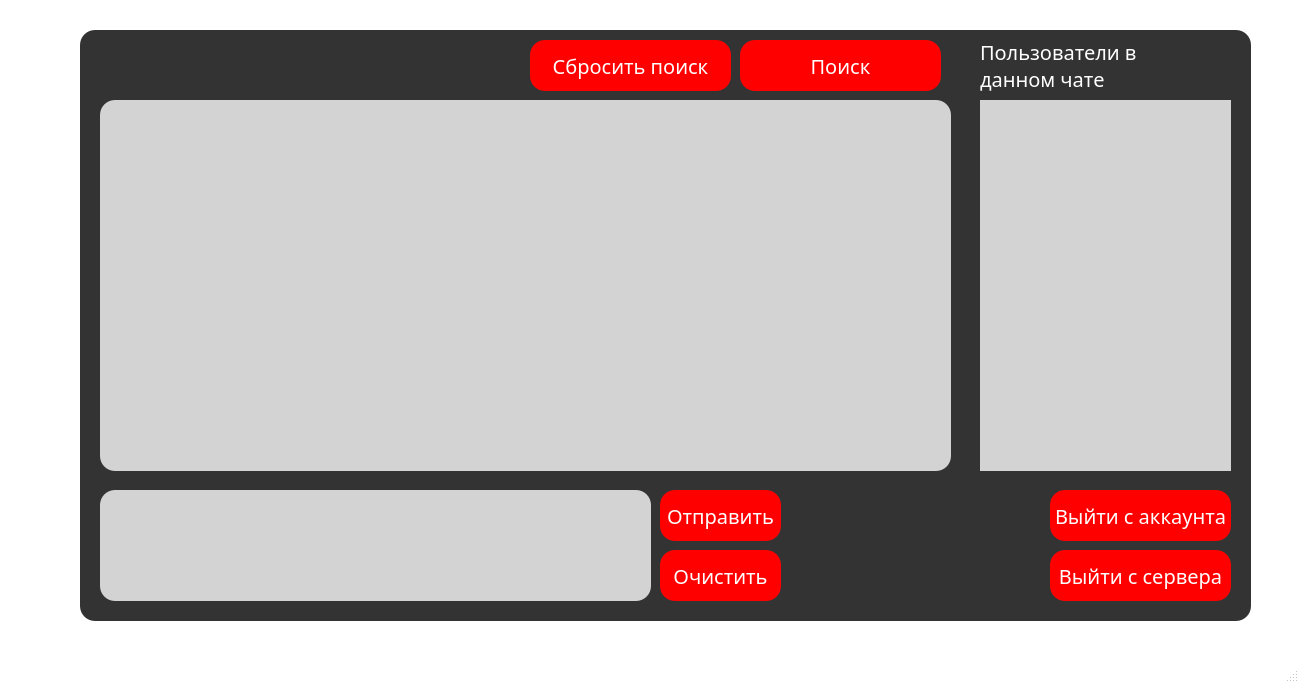
Above: Main.ui from ChazGrant/Messenger before the change. Below: the same form after it.
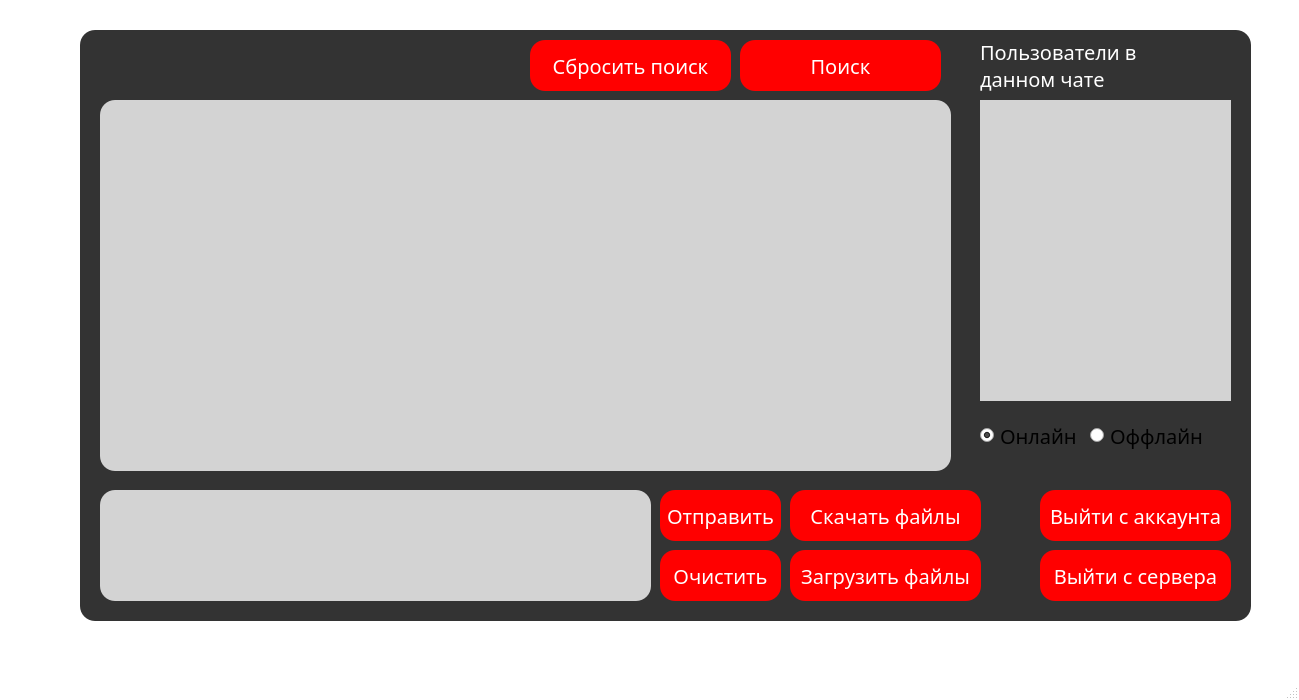
That is the form after the change. Icons and pictures are not drawn.

The edit to the form file:
```diff
--- a/Main.ui
+++ b/Main.ui
@@ -7,7 +7,7 @@
     <x>0</x>
     <y>0</y>
     <width>1299</width>
-    <height>683</height>
+    <height>700</height>
    </rect>
   </property>
   <property name="windowTitle">
@@ -155,9 +155,9 @@
     <widget class="QPushButton" name="exitAccountButton">
      <property name="geometry">
       <rect>
-       <x>970</x>
+       <x>960</x>
        <y>460</y>
-       <width>181</width>
+       <width>191</width>
        <height>51</height>
       </rect>
      </property>
@@ -168,9 +168,9 @@
     <widget class="QPushButton" name="disconnectButton">
      <property name="geometry">
       <rect>
-       <x>970</x>
+       <x>960</x>
        <y>520</y>
-       <width>181</width>
+       <width>191</width>
        <height>51</height>
       </rect>
      </property>
@@ -197,7 +197,7 @@
        <x>900</x>
        <y>70</y>
        <width>251</width>
-       <height>371</height>
+       <height>301</height>
       </rect>
      </property>
      <property name="autoFillBackground">
@@ -215,7 +215,7 @@
         <x>0</x>
         <y>0</y>
         <width>251</width>
-        <height>371</height>
+        <height>301</height>
        </rect>
       </property>
      </widget>
@@ -269,6 +269,61 @@
       <string>Сбросить поиск</string>
      </property>
     </widget>
+    <widget class="QRadioButton" name="isOnline">
+     <property name="geometry">
+      <rect>
+       <x>900</x>
+       <y>390</y>
+       <width>111</width>
+       <height>31</height>
+      </rect>
+     </property>
+     <property name="text">
+      <string>Онлайн</string>
+     </property>
+     <property name="checked">
+      <bool>true</bool>
+     </property>
+    </widget>
+    <widget class="QRadioButton" name="isOffline">
+     <property name="geometry">
+      <rect>
+       <x>1010</x>
+       <y>390</y>
+       <width>151</width>
+       <height>31</height>
+      </rect>
+     </property>
+     <property name="text">
+      <string>Оффлайн</string>
+     </property>
+    </widget>
+    <widget class="QPushButton" name="uploadButton">
+     <property name="geometry">
+      <rect>
+       <x>710</x>
+       <y>520</y>
+       <width>191</width>
+       <height>51</height>
+      </rect>
+     </property>
+     <property name="text">
+      <string>Загрузить файлы</string>
+     </property>
+    </widget>
+    <widget class="QPushButton" name="downloadButton">
+     <property name="geometry">
+      <rect>
+       <x>710</x>
+       <y>460</y>
+       <width>191</width>
+       <height>51</height>
+      </rect>
+     </property>
+     <property name="text">
+      <string>Скачать файлы</string>
+     </property>
+    </widget>
    </widget>
   </widget>
   <widget class="QMenuBar" name="menubar">
```
